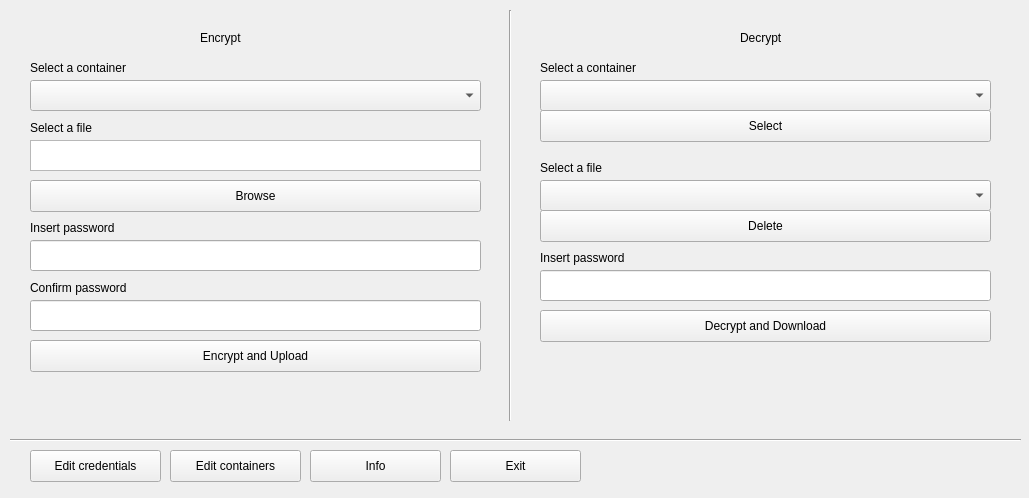
Above: ui/mainpage.ui from viktorwilczek/EngineeringProject before the change. Below: the same form after it.
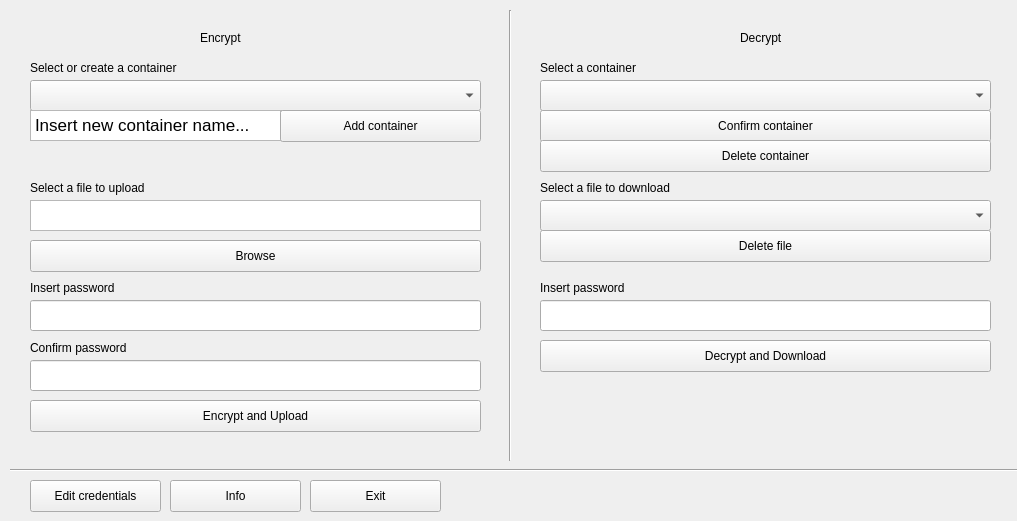
That is the form after the change.

```diff
--- a/ui/mainpage.ui
+++ b/ui/mainpage.ui
@@ -6,8 +6,8 @@
    <rect>
     <x>0</x>
     <y>0</y>
-    <width>1029</width>
-    <height>498</height>
+    <width>1017</width>
+    <height>521</height>
    </rect>
   </property>
   <property name="windowTitle">
@@ -30,7 +30,7 @@
    <property name="geometry">
     <rect>
      <x>540</x>
-     <y>310</y>
+     <y>340</y>
      <width>451</width>
      <height>32</height>
     </rect>
@@ -46,7 +46,7 @@
    <property name="geometry">
     <rect>
      <x>30</x>
-     <y>340</y>
+     <y>400</y>
      <width>451</width>
      <height>32</height>
     </rect>
@@ -62,7 +62,7 @@
    <property name="geometry">
     <rect>
      <x>30</x>
-     <y>450</y>
+     <y>480</y>
      <width>131</width>
      <height>32</height>
     </rect>
@@ -78,7 +78,7 @@
    <property name="geometry">
     <rect>
      <x>30</x>
-     <y>220</y>
+     <y>280</y>
      <width>151</width>
      <height>16</height>
     </rect>
@@ -91,7 +91,7 @@
    <property name="geometry">
     <rect>
      <x>30</x>
-     <y>280</y>
+     <y>340</y>
      <width>151</width>
      <height>16</height>
     </rect>
@@ -105,19 +105,19 @@
     <rect>
      <x>30</x>
      <y>60</y>
-     <width>151</width>
+     <width>171</width>
      <height>16</height>
     </rect>
    </property>
    <property name="text">
-    <string>Select a container</string>
+    <string>Select or create a container  </string>
    </property>
   </widget>
   <widget class="QPushButton" name="pushButton_10">
    <property name="geometry">
     <rect>
-     <x>450</x>
-     <y>450</y>
+     <x>310</x>
+     <y>480</y>
      <width>131</width>
      <height>32</height>
     </rect>
@@ -133,13 +133,13 @@
    <property name="geometry">
     <rect>
      <x>30</x>
-     <y>120</y>
+     <y>180</y>
      <width>151</width>
      <height>16</height>
     </rect>
    </property>
    <property name="text">
-    <string>Select a file</string>
+    <string>Select a file to upload</string>
    </property>
   </widget>
   <widget class="QLabel" name="label_2">
@@ -159,7 +159,7 @@
    <property name="geometry">
     <rect>
      <x>30</x>
-     <y>180</y>
+     <y>240</y>
      <width>451</width>
      <height>32</height>
     </rect>
@@ -171,27 +171,11 @@
     <bool>false</bool>
    </property>
   </widget>
-  <widget class="QPushButton" name="pushButton_8">
-   <property name="geometry">
-    <rect>
-     <x>170</x>
-     <y>450</y>
-     <width>131</width>
-     <height>32</height>
-    </rect>
-   </property>
-   <property name="text">
-    <string>Edit containers</string>
-   </property>
-   <property name="autoDefault">
-    <bool>false</bool>
-   </property>
-  </widget>
   <widget class="QPushButton" name="pushButton_9">
    <property name="geometry">
     <rect>
-     <x>310</x>
-     <y>450</y>
+     <x>170</x>
+     <y>480</y>
      <width>131</width>
      <height>32</height>
     </rect>
@@ -207,7 +191,7 @@
    <property name="geometry">
     <rect>
      <x>30</x>
-     <y>240</y>
+     <y>300</y>
      <width>451</width>
      <height>31</height>
     </rect>
@@ -220,7 +204,7 @@
    <property name="geometry">
     <rect>
      <x>30</x>
-     <y>300</y>
+     <y>360</y>
      <width>451</width>
      <height>31</height>
     </rect>
@@ -233,7 +217,7 @@
    <property name="geometry">
     <rect>
      <x>10</x>
-     <y>430</y>
+     <y>460</y>
      <width>1011</width>
      <height>20</height>
     </rect>
@@ -248,7 +232,7 @@
      <x>500</x>
      <y>10</y>
      <width>20</width>
-     <height>411</height>
+     <height>451</height>
     </rect>
    </property>
    <property name="orientation">
@@ -269,7 +253,7 @@
    <property name="geometry">
     <rect>
      <x>540</x>
-     <y>180</y>
+     <y>200</y>
      <width>451</width>
      <height>31</height>
     </rect>
@@ -302,7 +286,7 @@
    <property name="geometry">
     <rect>
      <x>540</x>
-     <y>270</y>
+     <y>300</y>
      <width>451</width>
      <height>31</height>
     </rect>
@@ -315,7 +299,7 @@
    <property name="geometry">
     <rect>
      <x>540</x>
-     <y>250</y>
+     <y>280</y>
      <width>151</width>
      <height>16</height>
     </rect>
@@ -328,20 +312,20 @@
    <property name="geometry">
     <rect>
      <x>540</x>
-     <y>160</y>
-     <width>151</width>
+     <y>180</y>
+     <width>161</width>
      <height>16</height>
     </rect>
    </property>
    <property name="text">
-    <string>Select a file</string>
+    <string>Select a file to download</string>
    </property>
   </widget>
   <widget class="QTextEdit" name="textEdit">
    <property name="geometry">
     <rect>
      <x>30</x>
-     <y>140</y>
+     <y>200</y>
      <width>451</width>
      <height>31</height>
     </rect>
@@ -357,7 +341,7 @@
     </rect>
    </property>
    <property name="text">
-    <string>Select</string>
+    <string>Confirm container</string>
    </property>
    <property name="autoDefault">
     <bool>false</bool>
@@ -367,13 +351,65 @@
    <property name="geometry">
     <rect>
      <x>540</x>
-     <y>210</y>
+     <y>230</y>
      <width>451</width>
      <height>32</height>
     </rect>
    </property>
    <property name="text">
-    <string>Delete</string>
+    <string>Delete file</string>
+   </property>
+   <property name="autoDefault">
+    <bool>false</bool>
+   </property>
+  </widget>
+  <widget class="QPushButton" name="pushButton_12">
+   <property name="geometry">
+    <rect>
+     <x>540</x>
+     <y>140</y>
+     <width>451</width>
+     <height>32</height>
+    </rect>
+   </property>
+   <property name="text">
+    <string>Delete container</string>
+   </property>
+   <property name="autoDefault">
+    <bool>false</bool>
+   </property>
+  </widget>
+  <widget class="QTextEdit" name="textEdit_2">
+   <property name="geometry">
+    <rect>
+     <x>30</x>
+     <y>110</y>
+     <width>251</width>
+     <height>31</height>
+    </rect>
+   </property>
+   <property name="html">
+    <string>&lt;!DOCTYPE HTML PUBLIC &quot;-//W3C//DTD HTML 4.0//EN&quot; &quot;http://www.w3.org/TR/REC-html40/strict.dtd&quot;&gt;
+&lt;html&gt;&lt;head&gt;&lt;meta name=&quot;qrichtext&quot; content=&quot;1&quot; /&gt;&lt;style type=&quot;text/css&quot;&gt;
+p, li { white-space: pre-wrap; }
+&lt;/style&gt;&lt;/head&gt;&lt;body style=&quot; font-family:'.AppleSystemUIFont'; font-size:13pt; font-weight:400; font-style:normal;&quot;&gt;
+&lt;p style=&quot; margin-top:0px; margin-bottom:0px; margin-left:0px; margin-right:0px; -qt-block-indent:0; text-indent:0px;&quot;&gt;Insert new container name...&lt;/p&gt;&lt;/body&gt;&lt;/html&gt;</string>
+   </property>
+   <property name="overwriteMode">
+    <bool>false</bool>
+   </property>
+  </widget>
+  <widget class="QPushButton" name="pushButton_6">
+   <property name="geometry">
+    <rect>
+     <x>280</x>
+     <y>110</y>
+     <width>201</width>
+     <height>32</height>
+    </rect>
+   </property>
+   <property name="text">
+    <string>Add container</string>
    </property>
    <property name="autoDefault">
     <bool>false</bool>
```
